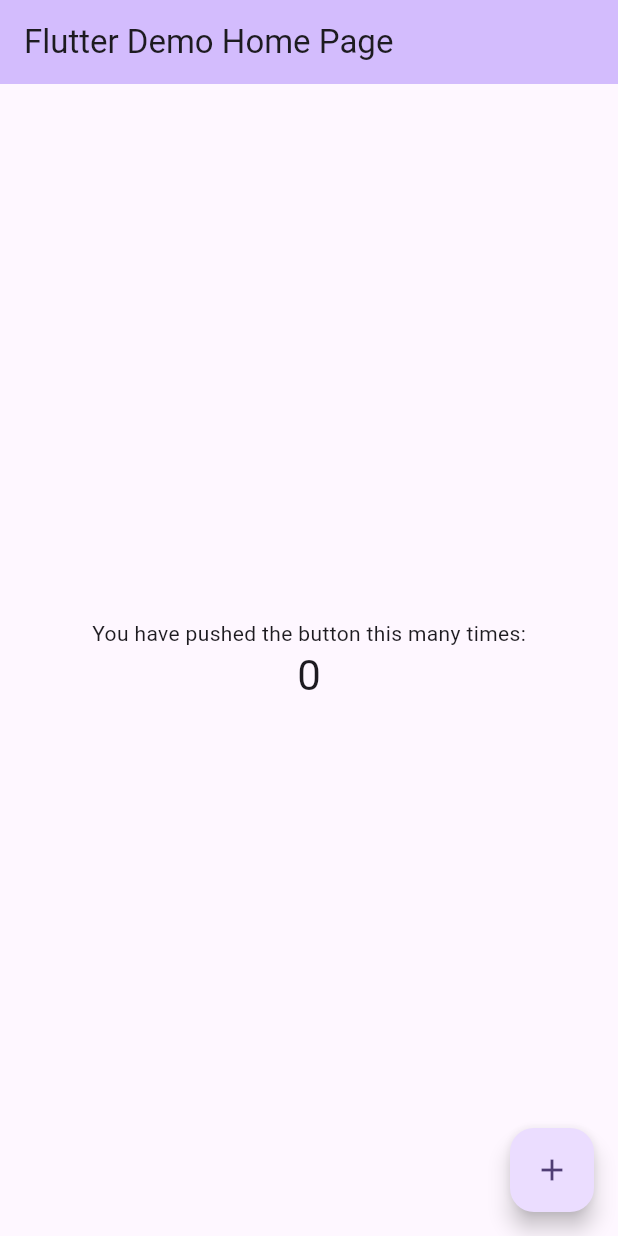
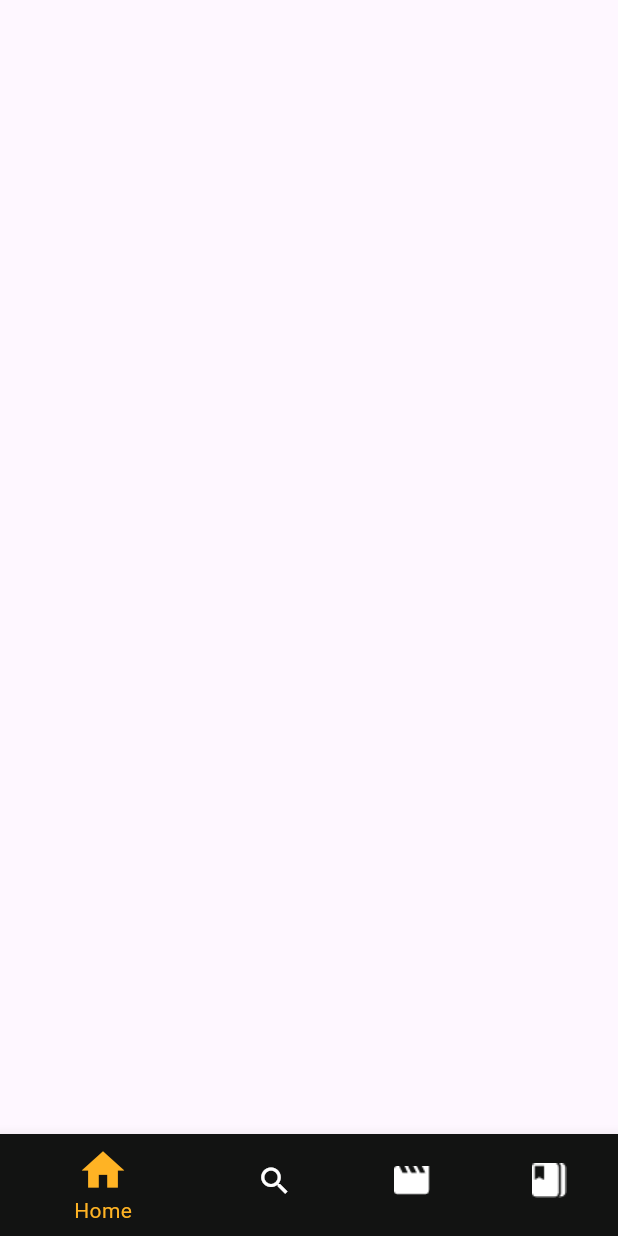
Before and after one commit to ahmedkhattab77/movies, a Flutter app: the screen it shows after launch, on a phone screen of 412 x 824 dp. Run offline on Flutter 3.47's test engine with Material 2 defaults, Android fonts, the phone set to English and light mode, and no system bars.

Commit message:
+ all page

```diff
--- a/lib/main.dart
+++ b/lib/main.dart
@@ -1,4 +1,6 @@
 import 'package:flutter/material.dart';
+import 'package:movies/view/home/home.dart';
+import 'package:movies/view/splash/splash_screen.dart';
 
 void main() {
   runApp(const MyApp());
@@ -7,119 +9,23 @@ void main() {
 class MyApp extends StatelessWidget {
   const MyApp({super.key});
 
-  // This widget is the root of your application.
   @override
   Widget build(BuildContext context) {
     return MaterialApp(
       title: 'Flutter Demo',
       theme: ThemeData(
-        // This is the theme of your application.
-        //
-        // TRY THIS: Try running your application with "flutter run". You'll see
-        // the application has a blue toolbar. Then, without quitting the app,
-        // try changing the seedColor in the colorScheme below to Colors.green
-        // and then invoke "hot reload" (save your changes or press the "hot
-        // reload" button in a Flutter-supported IDE, or press "r" if you used
-        // the command line to start the app).
-        //
-        // Notice that the counter didn't reset back to zero; the application
-        // state is not lost during the reload. To reset the state, use hot
-        // restart instead.
-        //
-        // This works for code too, not just values: Most code changes can be
-        // tested with just a hot reload.
+        bottomNavigationBarTheme: const BottomNavigationBarThemeData(
+            selectedItemColor: Color(0xffFFB324),
+            unselectedItemColor: Colors.white,
+            selectedIconTheme: IconThemeData(size: 34)),
         colorScheme: ColorScheme.fromSeed(seedColor: Colors.deepPurple),
         useMaterial3: true,
       ),
-      home: const MyHomePage(title: 'Flutter Demo Home Page'),
+      routes: {
+        SplashScreen.routeName: (context) => SplashScreen(),
+        Home.routeName: (context) => Home(),
+      },
+      initialRoute: SplashScreen.routeName,
     );
   }
 }
-
-class MyHomePage extends StatefulWidget {
-  const MyHomePage({super.key, required this.title});
-
-  // This widget is the home page of your application. It is stateful, meaning
-  // that it has a State object (defined below) that contains fields that affect
-  // how it looks.
-
-  // This class is the configuration for the state. It holds the values (in this
-  // case the title) provided by the parent (in this case the App widget) and
-  // used by the build method of the State. Fields in a Widget subclass are
-  // always marked "final".
-
-  final String title;
-
-  @override
-  State<MyHomePage> createState() => _MyHomePageState();
-}
-
-class _MyHomePageState extends State<MyHomePage> {
-  int _counter = 0;
-
-  void _incrementCounter() {
-    setState(() {
-      // This call to setState tells the Flutter framework that something has
-      // changed in this State, which causes it to rerun the build method below
-      // so that the display can reflect the updated values. If we changed
-      // _counter without calling setState(), then the build method would not be
-      // called again, and so nothing would appear to happen.
-      _counter++;
-    });
-  }
-
-  @override
-  Widget build(BuildContext context) {
-    // This method is rerun every time setState is called, for instance as done
-    // by the _incrementCounter method above.
-    //
-    // The Flutter framework has been optimized to make rerunning build methods
-    // fast, so that you can just rebuild anything that needs updating rather
-    // than having to individually change instances of widgets.
-    return Scaffold(
-      appBar: AppBar(
-        // TRY THIS: Try changing the color here to a specific color (to
-        // Colors.amber, perhaps?) and trigger a hot reload to see the AppBar
-        // change color while the other colors stay the same.
-        backgroundColor: Theme.of(context).colorScheme.inversePrimary,
-        // Here we take the value from the MyHomePage object that was created by
-        // the App.build method, and use it to set our appbar title.
-        title: Text(widget.title),
-      ),
-      body: Center(
-        // Center is a layout widget. It takes a single child and positions it
-        // in the middle of the parent.
-        child: Column(
-          // Column is also a layout widget. It takes a list of children and
-          // arranges them vertically. By default, it sizes itself to fit its
-          // children horizontally, and tries to be as tall as its parent.
-          //
-          // Column has various properties to control how it sizes itself and
-          // how it positions its children. Here we use mainAxisAlignment to
-          // center the children vertically; the main axis here is the vertical
-          // axis because Columns are vertical (the cross axis would be
-          // horizontal).
-          //
-          // TRY THIS: Invoke "debug painting" (choose the "Toggle Debug Paint"
-          // action in the IDE, or press "p" in the console), to see the
-          // wireframe for each widget.
-          mainAxisAlignment: MainAxisAlignment.center,
-          children: <Widget>[
-            const Text(
-              'You have pushed the button this many times:',
-            ),
-            Text(
-              '$_counter',
-              style: Theme.of(context).textTheme.headlineMedium,
-            ),
-          ],
-        ),
-      ),
-      floatingActionButton: FloatingActionButton(
-        onPressed: _incrementCounter,
-        tooltip: 'Increment',
-        child: const Icon(Icons.add),
-      ), // This trailing comma makes auto-formatting nicer for build methods.
-    );
-  }
-}
--- /dev/null
+++ b/lib/view/home/home.dart
@@ -0,0 +1,63 @@
+import 'package:flutter/material.dart';
+import 'package:movies/view/home/browse_view/browse_view.dart';
+import 'package:movies/view/home/home_view/home_view.dart';
+import 'package:movies/view/home/seaech_view/search_view.dart';
+import 'package:movies/view/home/watchlist_view/watch_list_view.dart';
+
+class Home extends StatefulWidget {
+  static const routeName = 'homeView';
+
+  const Home({Key? key}) : super(key: key);
+
+  @override
+  State<Home> createState() => _HomeState();
+}
+
+class _HomeState extends State<Home> {
+  int selectIndex = 0;
+
+  @override
+  Widget build(BuildContext context) {
+    return Scaffold(
+      body: page[selectIndex],
+      bottomNavigationBar: BottomNavigationBar(
+        onTap: (index) {
+          setState(() {
+            selectIndex = index;
+          });
+        },
+        currentIndex: selectIndex,
+        items: const [
+          BottomNavigationBarItem(
+            backgroundColor: Color(0xff121312),
+            icon: Icon(Icons.home),
+            label: 'Home',
+          ),
+          BottomNavigationBarItem(
+            icon: Icon(Icons.search),
+            label: 'Search',
+          ),
+          BottomNavigationBarItem(
+            label: 'Browse',
+            icon: ImageIcon(
+              AssetImage('assets/images/icon_browse.png'),
+            ),
+          ),
+          BottomNavigationBarItem(
+            label: 'Watch List',
+            icon: ImageIcon(
+              AssetImage('assets/images/icon_WatchList.png'),
+            ),
+          ),
+        ],
+      ),
+    );
+  }
+
+  List<Widget> page = [
+    const HomeView(),
+    const SearchView(),
+    const BrowseView(),
+    const WatchListView(),
+  ];
+}
--- /dev/null
+++ b/lib/view/home/home_view/home_view.dart
@@ -0,0 +1,10 @@
+import 'package:flutter/material.dart';
+
+class HomeView extends StatelessWidget {
+  const HomeView({Key? key}) : super(key: key);
+
+  @override
+  Widget build(BuildContext context) {
+    return const Scaffold();
+  }
+}
--- a/pubspec.yaml
+++ b/pubspec.yaml
@@ -59,8 +59,8 @@ flutter:
   uses-material-design: true
 
   # To add assets to your application, add an assets section, like this:
-  # assets:
-  #   - images/a_dot_burr.jpeg
+  assets:
+    - assets/images/
   #   - images/a_dot_ham.jpeg
 
   # An image asset can refer to one or more resolution-specific "variants", see
```
Also changed, not shown: lib/view/home/browse_view/browse_view.dart (added, +10 -0 lines), lib/view/home/seaech_view/search_view.dart (added, +10 -0 lines), lib/view/home/watchlist_view/watch_list_view.dart (added, +10 -0 lines), lib/view/splash/splash_screen.dart (added, +33 -0 lines), assets/images/icon_WatchList.png (added), assets/images/icon_browse.png (added), assets/images/movies.png (added), assets/images/splash.png (added), assets/images/x2/Icon ionic-md-bookmarks@2x.png (added), assets/images/x2/Icon material-movie@2x.png (added), assets/images/x2/movies@2x.png (added), assets/images/x2/splash@2x.png (added), assets/images/x3/Icon ionic-md-bookmarks@3x.png (added), assets/images/x3/Icon material-movie@3x.png (added), 2 more files, 2 other files.
